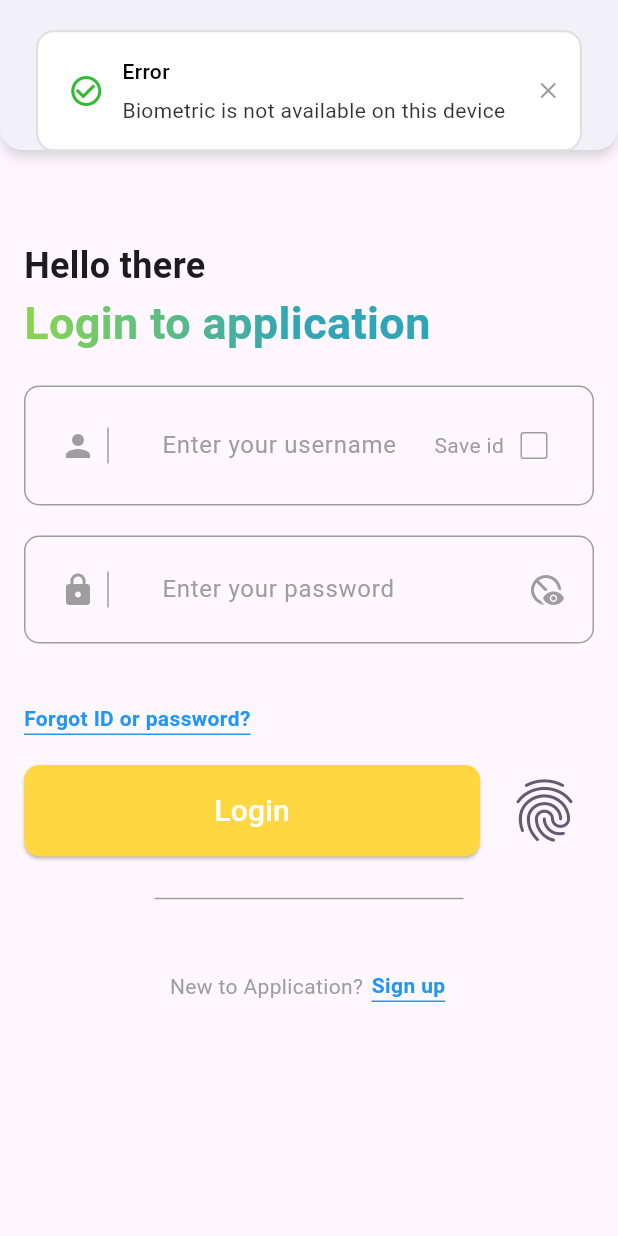
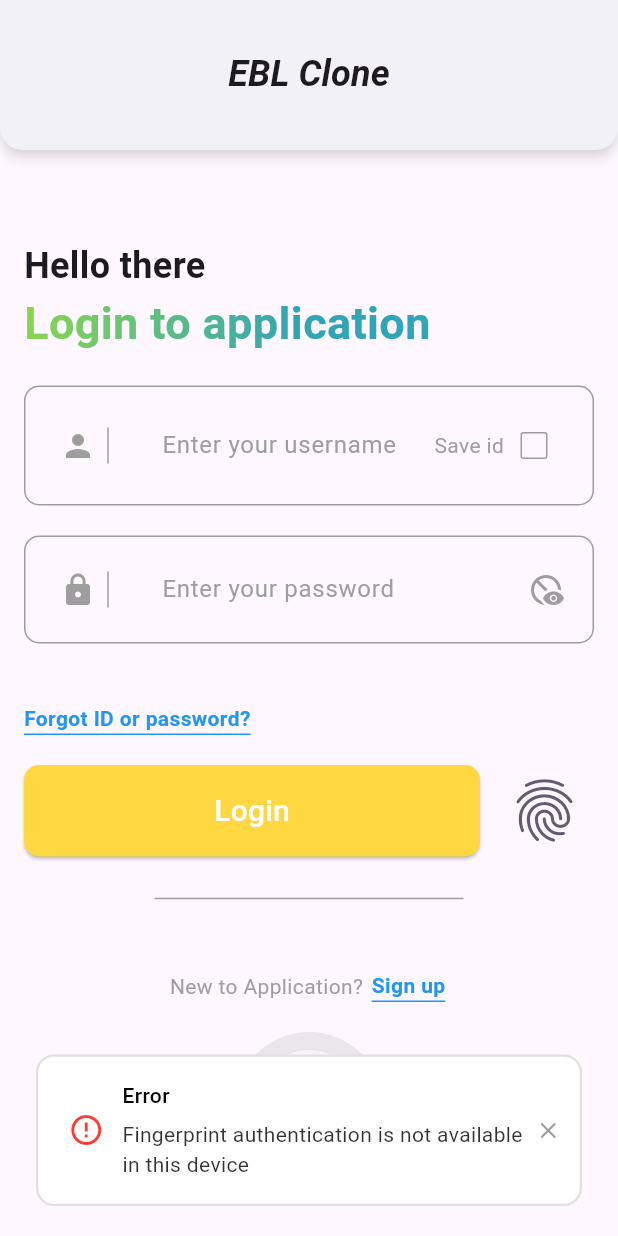
Before and after one commit to rozinCodes/ebl_ui, a Flutter app: the screen it shows after launch, after a tap on the "fingerprint" icon, on a phone screen of 412 x 824 dp. Run offline on Flutter 3.47's test engine with Material 3 defaults, Android fonts, the phone set to English and light mode, and no system bars; drawn by our look-alikes of flutter_animate, toastification; our stand-ins replace local_auth.

Commit message:
toast mixin and capture button for camera

```diff
--- a/lib/loginScreen.dart
+++ b/lib/loginScreen.dart
@@ -2,6 +2,7 @@ import 'package:flutter/material.dart';
 import 'package:flutter_animate/flutter_animate.dart';
 import 'package:local_auth/local_auth.dart';
 import 'package:toastification/toastification.dart';
+import 'package:untitled/utils/toasts.dart';
 
 void main() {
   runApp(const MyApp());
@@ -35,7 +36,7 @@ class LoginScreen extends StatefulWidget {
   State<LoginScreen> createState() => _LoginScreenState();
 }
 
-class _LoginScreenState extends State<LoginScreen> {
+class _LoginScreenState extends State<LoginScreen> with Toasts {
   bool _isSaved = false;
   final LocalAuthentication auth = LocalAuthentication();
   final TextEditingController _passwordController = TextEditingController();
@@ -97,44 +98,22 @@ class _LoginScreenState extends State<LoginScreen> {
     if (canCheckBiometrics) {
       List<BiometricType> availableBiometrics =
           await auth.getAvailableBiometrics();
-      if (availableBiometrics.contains(BiometricType.strong)) {
+      if (availableBiometrics.contains(BiometricType.strong) ||
+          availableBiometrics.contains(BiometricType.fingerprint)) {
         bool authenticated = await auth.authenticate(
           localizedReason: 'Scan your fingerprint to authenticate',
         );
         if (authenticated) {
-          toastification.show(
-            title: const Text('User authenticated'),
-            direction: TextDirection.ltr,
-            alignment: Alignment.bottomCenter,
-            type: ToastificationType.success,
-            showProgressBar: false,
-            autoCloseDuration: const Duration(seconds: 2),
-          );
+          showSuccessToast('User authenticated');
         } else {
-          toastification.show(
-            title: const Text('User not authenticated'),
-            direction: TextDirection.ltr,
-            alignment: Alignment.bottomCenter,
-            showProgressBar: false,
-            type: ToastificationType.error,
-            autoCloseDuration: const Duration(seconds: 2),
-          );
+          showErrorToast('User not authenticated');
         }
       } else {
-        toastification.show(
-          title: const Text('Error'),
-          description: const Text('Fingerprint is not enabled in this device'),
-          showProgressBar: false,
-          direction: TextDirection.ltr,
-        );
+        showErrorToast('Fingerprint is not enabled in this device');
       }
     } else {
-      toastification.show(
-        title: const Text('Error'),
-        description: const Text('Biometric is not available on this device'),
-        showProgressBar: false,
-        direction: TextDirection.ltr,
-      );
+      showErrorToast(
+          'Fingerprint authentication is not available in this device');
     }
   }
 
@@ -571,7 +550,34 @@ class _LoginScreenState extends State<LoginScreen> {
                       ),
                     ),
                   ],
-                )
+                ),
+                //circular container with circular card inside
+                const SizedBox(height: 20),
+                Container(
+                  height: 100,
+                  width: 100,
+                  decoration: BoxDecoration(
+                    color: Colors.grey.withOpacity(0.2),
+                    shape: BoxShape.circle,
+                  ),
+                  child: Material(
+                    color: Colors.transparent,
+                    shape: const CircleBorder(),
+                    child: InkWell(
+                      onTap: () {},
+                      borderRadius: BorderRadius.circular(50),
+                      splashColor: Colors.blue.withOpacity(0.5),
+                      child: Padding(
+                        padding: const EdgeInsets.all(8.0),
+                        child: Card(
+                          shape: RoundedRectangleBorder(
+                            borderRadius: BorderRadius.circular(50),
+                          ),
+                        ),
+                      ), // Replaced Card with Container for flexibility
+                    ),
+                  ),
+                ),
               ],
             ),
           ),
--- /dev/null
+++ b/lib/utils/toasts.dart
@@ -0,0 +1,30 @@
+import 'package:flutter/material.dart';
+import 'package:toastification/toastification.dart';
+
+mixin Toasts {
+  void showSuccessToast(String description) {
+    toastification.show(
+      dragToClose: true,
+      title: const Text('Success'),
+      description: Text(description),
+      direction: TextDirection.ltr,
+      alignment: Alignment.bottomCenter,
+      type: ToastificationType.success,
+      showProgressBar: false,
+      autoCloseDuration: const Duration(seconds: 2),
+    );
+  }
+
+  void showErrorToast(String description) {
+    toastification.show(
+      dragToClose: true,
+      title: const Text('Error'),
+      description: Text(description),
+      direction: TextDirection.ltr,
+      alignment: Alignment.bottomCenter,
+      type: ToastificationType.error,
+      showProgressBar: false,
+      autoCloseDuration: const Duration(seconds: 2),
+    );
+  }
+}
```
